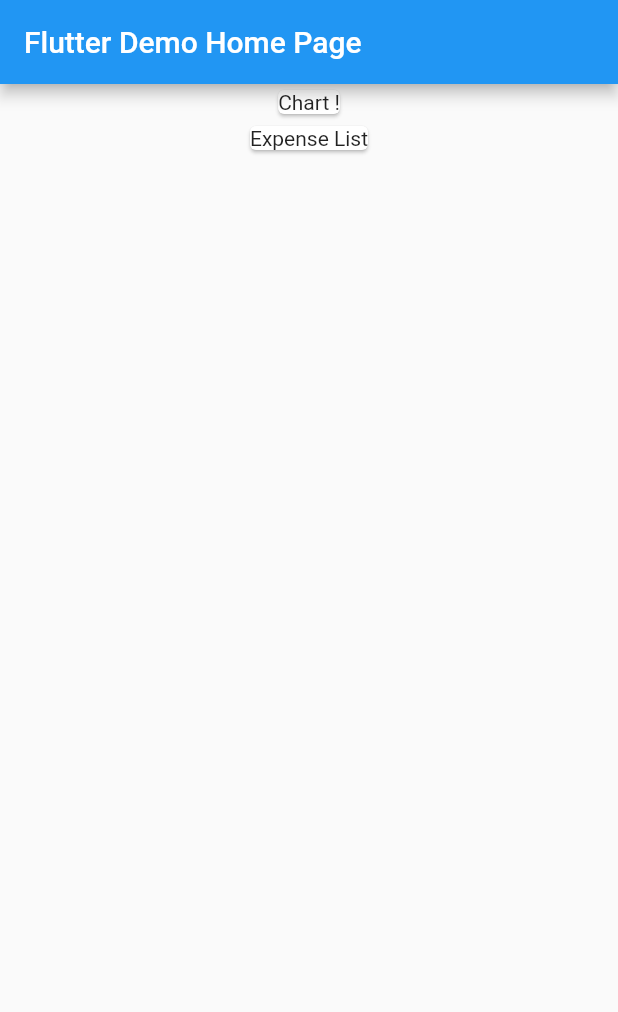
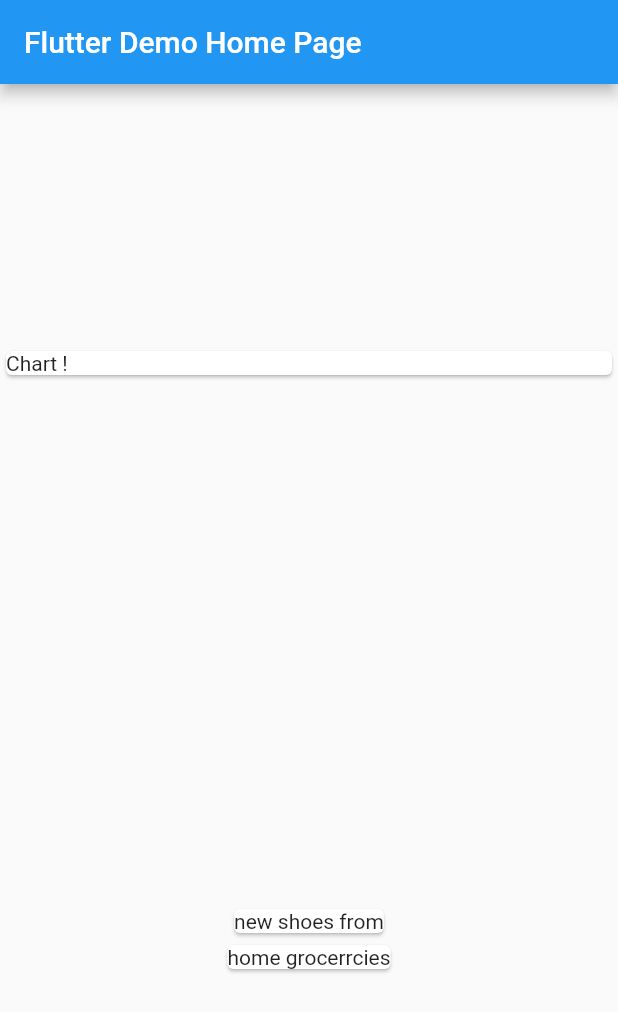
Before and after one commit to mkashifwahid/flutter_expense_app, a Flutter app: the screen it shows after launch, on a phone screen of 412 x 824 dp. Shown: the top 1012 px of the screen. Run offline on Flutter 3.47's test engine with Material 2 defaults, Android fonts, the phone set to English and light mode, and no system bars.

Commit message:
add tranasactions.dart file

```diff
--- a/lib/main.dart
+++ b/lib/main.dart
@@ -1,4 +1,7 @@
+// ignore_for_file: unnecessary_const
+
 import 'package:flutter/material.dart';
+import './transactions.dart';
 
 void main() => runApp(const MyApp());
 
@@ -48,6 +51,15 @@ class MyHomePage extends StatefulWidget {
 class _MyHomePageState extends State<MyHomePage> {
   @override
   Widget build(BuildContext context) {
+    final List<Transactions> transactions = [
+      Transactions(
+          id: 1, title: 'new shoes from', amount: 130, date: DateTime.now()),
+      Transactions(
+          id: 2,
+          title: 'home grocerrcies',
+          amount: 160.95,
+          date: DateTime.now()),
+    ];
     // This method is rerun every time setState is called, for instance as done
     // by the _incrementCounter method above.
     //
@@ -60,10 +72,10 @@ class _MyHomePageState extends State<MyHomePage> {
         // the App.build method, and use it to set our appbar title.
         title: Text(widget.title),
       ),
-      body: Center(
-        // Center is a layout widget. It takes a single child and positions it
-        // in the middle of the parent.
-        child: Column(
+      body: Column(
+        mainAxisAlignment: MainAxisAlignment.spaceAround,
+        crossAxisAlignment: CrossAxisAlignment.center,
+
         // Column is also a layout widget. It takes a list of children and
         // arranges them vertically. By default, it sizes itself to fit its
         // children horizontally, and tries to be as tall as its parent.
@@ -79,17 +91,23 @@ class _MyHomePageState extends State<MyHomePage> {
         // axis because Columns are vertical (the cross axis would be
         // horizontal).
         //mainAxisAlignment: MainAxisAlignment.center,
-          children: const <Widget>[
-            Card(
-              child: Text(
+        children: <Widget>[
+          const SizedBox(
+            width: double.infinity,
+            child: const Card(
+              child: const Text(
                 'Chart !',
               ),
             ),
-            Card(
-              child: Text('Expense List'),
           ),
+          Column(
+            children: transactions.map((tx) {
+              return Card(
+                child: Text(tx.title),
+              );
+            }).toList(),
+          )
         ],
-        ),
       ),
     );
   }
--- /dev/null
+++ b/lib/transactions.dart
@@ -0,0 +1,12 @@
+class Transactions {
+  final int id;
+  final String title;
+  final double amount;
+  final DateTime date;
+
+  Transactions(
+      {required this.id,
+      required this.title,
+      required this.amount,
+      required this.date});
+}
```
Lines whose indentation alone changed are shown as unchanged.
